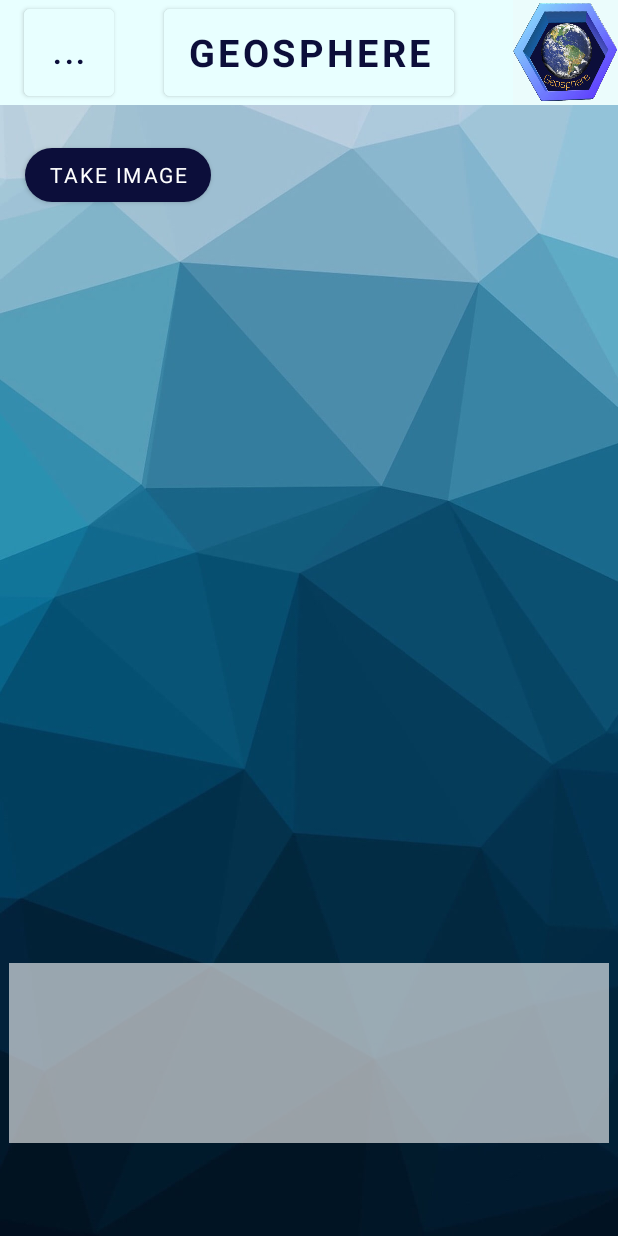
After one commit to DJUitveer/Geosphere, an Android app: the GeoImageActivity screen opened directly, with no data from a screen before it, on a phone screen of 412 x 824 dp. The commit adds this screen. Run offline under Robolectric (Android 15) with nearby library versions, the phone set to English and light mode, and no system bars; our stand-ins replace Picasso; pictures from the network do not load; Roboto replaces fonts that are not available here.

Commit message:
DEV_CG : GeoImageActivity 80% complete.

```diff
--- a/app/build.gradle
+++ b/app/build.gradle
@@ -57,5 +57,6 @@ dependencies {
     testImplementation 'junit:junit:4.13.2'
     androidTestImplementation 'androidx.test.ext:junit:1.1.4'
     androidTestImplementation 'androidx.test.espresso:espresso-core:3.5.0'
+    implementation 'com.squareup.picasso:picasso:2.5.2'
 
 }
--- a/app/src/main/java/com/neil/geosphere/Adapters/BookmarkAdapter.java
+++ b/app/src/main/java/com/neil/geosphere/Adapters/BookmarkAdapter.java
@@ -38,8 +38,8 @@ public class BookmarkAdapter extends RecyclerView.Adapter<BookmarkAdapter.ViewHo
         FavouriteLocation model = favouriteLocationArrayList.get(position);
         holder.title.setText(model.getTitle());
         holder.coords.setText("Lat: " + model.getLatitude() + "\nLong: " + model.getLatitude());
-        holder.destination = Point.fromLngLat(Double.parseDouble(model.getLatitude()),Double.parseDouble(model.getLongitude()));
-        holder.start = CurrentUser.deviceLocationForRoute;
+        //holder.destination = Point.fromLngLat(Double.parseDouble(model.getLatitude()),Double.parseDouble(model.getLongitude()));
+        //holder.start = CurrentUser.deviceLocationForRoute;
 
     }
 
--- /dev/null
+++ b/app/src/main/java/com/neil/geosphere/GeoImageActivity.java
@@ -0,0 +1,130 @@
+package com.neil.geosphere;
+
+import androidx.annotation.NonNull;
+import androidx.annotation.RequiresApi;
+import androidx.appcompat.app.AppCompatActivity;
+
+import android.Manifest;
+import android.app.Activity;
+import android.content.Context;
+import android.content.Intent;
+import android.content.pm.PackageManager;
+import android.graphics.Bitmap;
+import android.net.Uri;
+import android.os.Build;
+import android.os.Bundle;
+import android.os.Environment;
+import android.provider.MediaStore;
+import android.view.View;
+import android.widget.Button;
+import android.widget.ImageView;
+import android.widget.TextView;
+import android.widget.Toast;
+
+import com.squareup.picasso.Picasso;
+
+import java.io.ByteArrayOutputStream;
+import java.io.File;
+import java.nio.charset.Charset;
+import java.util.Random;
+
+
+public class GeoImageActivity extends AppCompatActivity {
+
+    private Button photoButton;
+    private ImageView imageView;
+    private TextView txvimageDesc;
+    private static final int CAMERA_REQUEST = 1888;
+    private static final int MY_CAMERA_PERMISSION_CODE = 100;
+    private Uri imageUri;
+    private final String dir =  Environment.getExternalStoragePublicDirectory(Environment.DIRECTORY_PICTURES)+ "/Folder/";
+    private File newdir = new File(dir);
+    private  File output=null;
+
+    @Override
+    protected void onCreate(Bundle savedInstanceState) {
+        super.onCreate(savedInstanceState);
+        setContentView(R.layout.activity_geo_image);
+        imageView = this.findViewById(R.id.imv_image);
+        photoButton = this.findViewById(R.id.image_button);
+        txvimageDesc = this.findViewById(R.id.txv_image);
+
+        newdir.mkdirs();
+        photoButton.setOnClickListener(new View.OnClickListener()
+        {
+            @RequiresApi(api = Build.VERSION_CODES.M)
+            @Override
+            public void onClick(View v)
+            {
+                if (checkSelfPermission(Manifest.permission.CAMERA) != PackageManager.PERMISSION_GRANTED)//checking if the phone gives permission to use the camera
+                {
+                    requestPermissions(new String[]{Manifest.permission.CAMERA}, MY_CAMERA_PERMISSION_CODE);
+                }
+                else
+                {//if it does it opens the camera
+                    Intent cameraIntent = new Intent(android.provider.MediaStore.ACTION_IMAGE_CAPTURE);
+                    //cameraIntent.putExtra(MediaStore.EXTRA_OUTPUT, Uri.fromFile(output));
+                    startActivityForResult(cameraIntent, CAMERA_REQUEST);
+
+                }
+            }
+        });
+    }
+
+    @Override
+    public void onRequestPermissionsResult(int requestCode, @NonNull String[] permissions, @NonNull int[] grantResults)
+    {//for requesting camera permissions
+        super.onRequestPermissionsResult(requestCode, permissions, grantResults);
+        if (requestCode == MY_CAMERA_PERMISSION_CODE)
+        {
+            if (grantResults[0] == PackageManager.PERMISSION_GRANTED)
+            {
+                Toast.makeText(this, "camera permission granted", Toast.LENGTH_LONG).show();
+                //imageUri = getImageUri();
+                Intent cameraIntent = new Intent(android.provider.MediaStore.ACTION_IMAGE_CAPTURE);
+                // cameraIntent.putExtra(MediaStore.EXTRA_OUTPUT, Uri.fromFile(output));
+                startActivityForResult(cameraIntent, CAMERA_REQUEST);
+            }
+            else
+            {
+                Toast.makeText(this, "camera permission denied", Toast.LENGTH_LONG).show();
+            }
+        }
+    }
+
+    @Override
+    protected void onActivityResult(int requestCode, int resultCode, Intent data)
+    {//this bassically does everything regarding the image
+        //if all prereqisits are met the this starts
+        super.onActivityResult(requestCode, resultCode, data);
+        if (requestCode == CAMERA_REQUEST && resultCode == Activity.RESULT_OK)
+        {
+            //this code works
+            Bitmap photo = (Bitmap) data.getExtras().get("data");
+            Picasso.get().load(getImageUri(getApplicationContext(),photo)).into(imageView);
+            Toast.makeText(this, "Photo added", Toast.LENGTH_LONG);
+
+        }
+    }
+    public Uri getImageUri(Context inContext, Bitmap inImage) {
+        ByteArrayOutputStream bytes = new ByteArrayOutputStream();
+        inImage.compress(Bitmap.CompressFormat.PNG, 100, bytes);
+        //TODO: add the information of the variable
+        String Name = "Location"+","+"Username"+","+"Date{format dd:mm:yyyy}"+","+getRandomCode();
+        String Description = "Location: "+"Location"+"\nUsername: "+"Username"+"Date: "+"Date{format dd:mm:yyyy}";
+        txvimageDesc.setText(Description);
+        String path = MediaStore.Images.Media.insertImage(inContext.getContentResolver(), inImage,Name,Description);
+
+        //change title to date + location and username in format {dd:mm:YYYY;long:lat:username;ID(autogen)}
+        return Uri.parse(path);
+    }
+
+    public String getRandomCode()
+    {
+        byte[] array = new byte[10]; // length is bounded by 7
+        new Random().nextBytes(array);
+        String generatedString = new String(array, Charset.forName("UTF-8"));
+
+        return generatedString;
+    }
+}
--- /dev/null
+++ b/app/src/main/res/layout/activity_geo_image.xml
@@ -0,0 +1,89 @@
+<?xml version="1.0" encoding="utf-8"?>
+<androidx.constraintlayout.widget.ConstraintLayout xmlns:android="http://schemas.android.com/apk/res/android"
+    xmlns:app="http://schemas.android.com/apk/res-auto"
+    xmlns:tools="http://schemas.android.com/tools"
+    android:layout_width="match_parent"
+    android:layout_height="match_parent"
+    tools:context=".GeoImageActivity">
+
+    <androidx.appcompat.widget.Toolbar
+        android:id="@+id/tb_image"
+        android:layout_width="match_parent"
+        android:layout_height="wrap_content"
+        android:background="@color/geosphere_blue_light"
+        android:theme="?attr/actionBarTheme"
+        app:layout_constraintEnd_toEndOf="parent"
+        app:layout_constraintTop_toTopOf="parent">
+
+        <Button
+            android:id="@+id/btn_menu_image"
+            android:layout_width="60dp"
+            android:layout_height="70dp"
+            android:backgroundTint="@color/geosphere_blue_light"
+            android:text="..."
+            android:textColor="@color/geosphere_blue_dark"
+            android:textSize="20dp"
+            android:textStyle="bold" />
+
+        <Button
+            android:id="@+id/btn_name_image"
+            android:layout_width="wrap_content"
+            android:layout_height="70dp"
+            android:layout_gravity="center"
+            android:clickable="false"
+            android:backgroundTint="@color/geosphere_blue_light"
+            android:text="GeoSphere"
+            android:textColor="@color/geosphere_blue_dark"
+            android:textSize="25dp"
+            android:textStyle="bold" />
+
+        <ImageView
+            android:id="@+id/btn_icon_image"
+            android:layout_width="70sp"
+            android:layout_height="70dp"
+            android:background="@color/translucent"
+            android:layout_gravity="end"
+            android:scaleType="fitXY"
+            android:src="@drawable/icon"/>
+
+    </androidx.appcompat.widget.Toolbar>
+
+    <com.google.android.material.button.MaterialButton
+        android:id="@+id/image_button"
+        android:layout_width="wrap_content"
+        android:layout_height="wrap_content"
+        android:text="Take image"
+        android:textColor="@color/white"
+        app:cornerRadius="100dp"
+        app:layout_constraintBottom_toBottomOf="parent"
+        app:layout_constraintEnd_toEndOf="parent"
+        app:layout_constraintHorizontal_bias="0.059"
+        app:layout_constraintStart_toStartOf="parent"
+        app:layout_constraintTop_toBottomOf="@+id/tb_image"
+        app:layout_constraintVertical_bias="0.032" />
+
+    <ImageView
+        android:id="@+id/imv_image"
+        android:layout_width="match_parent"
+        android:layout_height="400dp"
+        android:padding="20dp"
+        android:scaleType="fitCenter"
+        app:layout_constraintBottom_toBottomOf="parent"
+        app:layout_constraintEnd_toEndOf="parent"
+        app:layout_constraintHorizontal_bias="0.0"
+        app:layout_constraintStart_toStartOf="parent"
+        app:layout_constraintTop_toBottomOf="@+id/image_button"
+        app:layout_constraintVertical_bias="0.139" />
+
+    <TextView
+        android:id="@+id/txv_image"
+        android:layout_width="400dp"
+        android:layout_height="120dp"
+        android:background="@color/translucent_med"
+        app:layout_constraintBottom_toBottomOf="parent"
+        app:layout_constraintEnd_toEndOf="parent"
+        app:layout_constraintStart_toStartOf="parent"
+        app:layout_constraintTop_toBottomOf="@+id/imv_image"
+/>
+
+</androidx.constraintlayout.widget.ConstraintLayout>
--- a/app/src/main/res/menu/popup.xml
+++ b/app/src/main/res/menu/popup.xml
@@ -32,4 +32,8 @@
         android:id="@+id/home"
         android:icon="@android:drawable/ic_menu_info_details"
         android:title="Main Menu"/>
+    <item
+        android:id="@+id/image"
+        android:icon="@android:drawable/ic_menu_info_details"
+        android:title="Take image"/>
 </menu>
```
Also changed, not shown: app/src/main/AndroidManifest.xml (+11 -0 lines), app/src/main/java/com/neil/geosphere/Main_Menu_Activity.java (+7 -0 lines).
